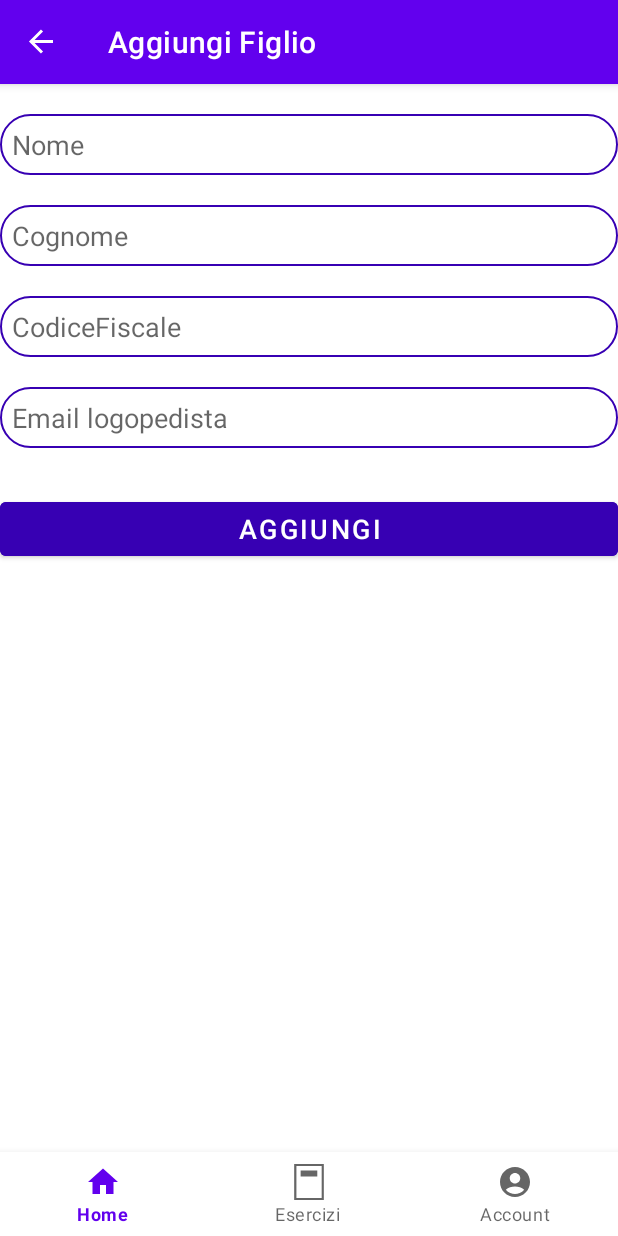
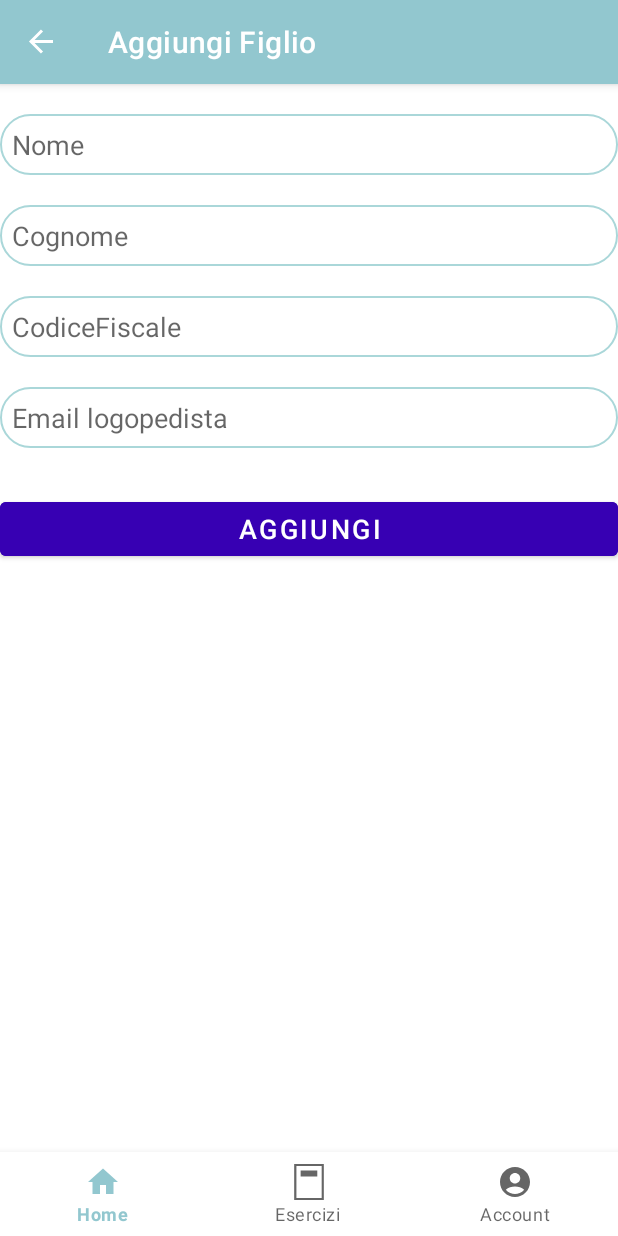
Before and after one commit to Software-Chasers-Plus/PronuntiApp, an Android app: the aggiungiFiglioFragment screen opened through its navigation route, on a phone screen of 412 x 824 dp. Run offline under Robolectric (Android 15) with nearby library versions, the phone set to English and light mode, and no system bars; our stand-ins replace Firebase (no records; nobody signed in at launch, a user with empty details on screens opened directly), navigation-ui.

Commit message:
Modifica palette colori

```diff
--- a/app/src/main/res/drawable/custom_edittext.xml
+++ b/app/src/main/res/drawable/custom_edittext.xml
@@ -3,7 +3,7 @@
     android:shape="rectangle">
 
     <stroke android:width="1dp"
-        android:color="@color/purple_700" />
+        android:color="@color/secondaryGenitore" />
 
     <corners android:radius="30dp" />
 
--- a/app/src/main/res/layout/fragment_home.xml
+++ b/app/src/main/res/layout/fragment_home.xml
@@ -31,5 +31,5 @@
         android:layout_marginTop="30dp"
         android:text="Aggiungi Figlio"
         android:textSize = "18dp"
-        android:backgroundTint="@color/purple_700"/>
+        android:backgroundTint="@color/secondaryGenitore"/>
 </RelativeLayout>
--- a/app/src/main/res/layout/login_fragment.xml
+++ b/app/src/main/res/layout/login_fragment.xml
@@ -12,7 +12,7 @@
         android:textSize = "36dp"
         android:textAlignment="center"
         android:textStyle="bold"
-        android:textColor="@color/purple_700"/>
+        android:textColor="@color/primaryGenitore"/>
 
     <EditText
         android:layout_width="match_parent"
@@ -46,7 +46,7 @@
         android:layout_marginTop="30dp"
         android:text="Sign Up"
         android:textSize = "18dp"
-        android:backgroundTint="@color/purple_700"/>
+        android:backgroundTint="@color/secondaryGenitore"/>
 
     <TextView
         android:id="@+id/scegli_registrazione"
@@ -54,7 +54,7 @@
         android:layout_height="wrap_content"
         android:layout_marginTop="30dp"
         android:text="Non sei registrato? Registrati"
-        android:textColor="@color/purple_700"
+        android:textColor="@color/secondaryGenitore"
         android:textSize="18dp"
         />
 </LinearLayout>
--- a/app/src/main/res/values/colors.xml
+++ b/app/src/main/res/values/colors.xml
@@ -8,4 +8,8 @@
     <color name="black">#FF000000</color>
     <color name="white">#FFFFFFFF</color>
     <color name="grey">#FF808080</color>
+    <color name="primaryGenitore">#92C7CF</color>
+    <color name="secondaryGenitore">#AAD7D9</color>
+    <color name="thirdGenitore">#FBF9F1</color>
+    <color name="fourthGenitore">#E5E1DA</color>
 </resources>
--- a/app/src/main/res/values/themes.xml
+++ b/app/src/main/res/values/themes.xml
@@ -2,13 +2,13 @@
     <!-- Base application theme. -->
     <style name="Theme.PronuntiApp" parent="Theme.MaterialComponents.DayNight.DarkActionBar">
         <!-- Primary brand color. -->
-        <item name="colorPrimary">@color/purple_500</item>
-        <item name="colorPrimaryVariant">@color/purple_700</item>
+        <item name="colorPrimary">@color/primaryGenitore</item>
+        <item name="colorPrimaryVariant">@color/secondaryGenitore</item>
         <item name="colorOnPrimary">@color/white</item>
         <!-- Secondary brand color. -->
-        <item name="colorSecondary">@color/teal_200</item>
-        <item name="colorSecondaryVariant">@color/teal_700</item>
-        <item name="colorOnSecondary">@color/black</item>
+        <item name="colorSecondary">@color/thirdGenitore</item>
+        <item name="colorSecondaryVariant">@color/fourthGenitore</item>
+        <item name="colorOnSecondary">@color/white</item>
         <!-- Status bar color. -->
         <item name="android:statusBarColor">?attr/colorPrimaryVariant</item>
         <!-- Customize your theme here. -->
--- a/build.gradle
+++ b/build.gradle
@@ -4,5 +4,5 @@ buildscript {
     }
 }// Top-level build file where you can add configuration options common to all sub-projects/modules.
 plugins {
-id 'com.android.application' version '8.2.0' apply false
+id 'com.android.application' version '8.1.3' apply false
 }
```
Also changed, not shown: gradle/wrapper/gradle-wrapper.properties.
